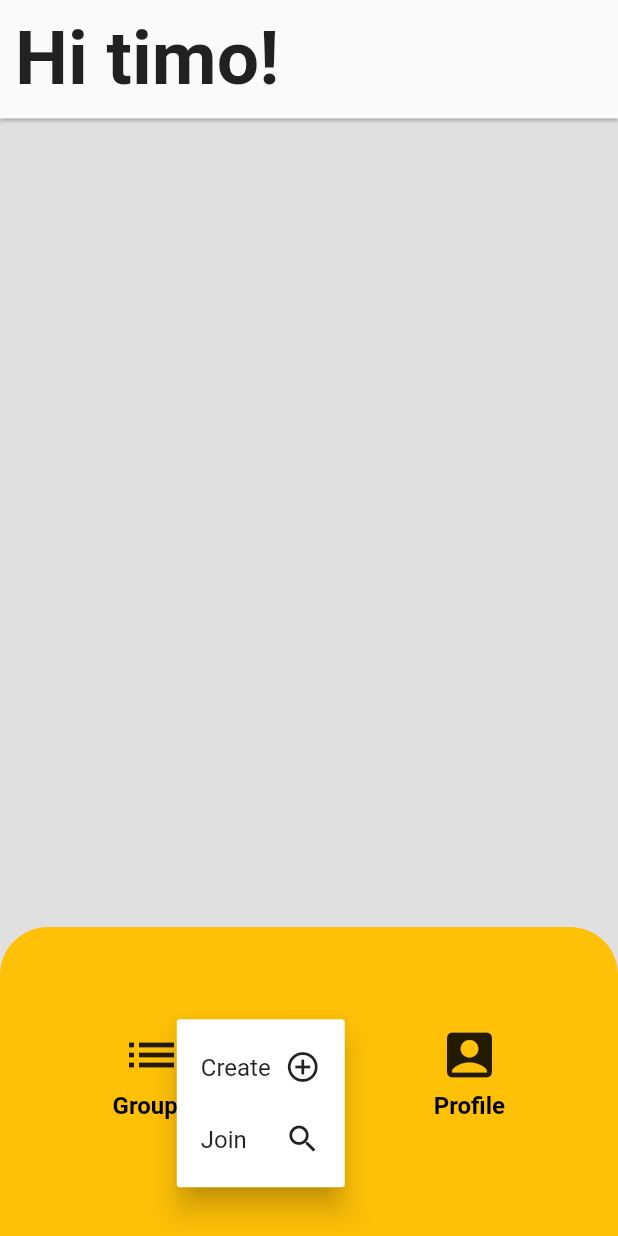
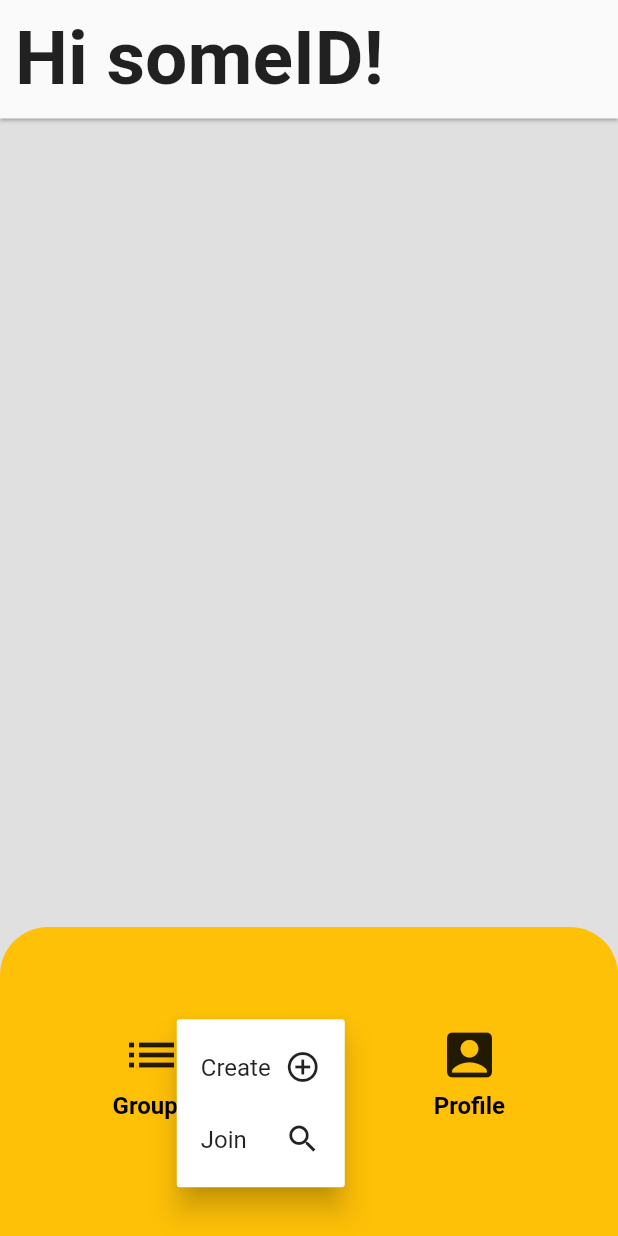
Before and after one commit to TNelen/BlackBox, a Flutter app: the screen it shows after launch, item 2 of the bottom bar chosen, on a phone screen of 412 x 824 dp. Run offline on Flutter 3.47's test engine with Material 2 defaults, Android fonts, the phone set to English and light mode, and no system bars; our stand-ins replace cloud_firestore, firebase_auth, google_sign_in; accounts and stored records are empty.

Commit message:
Refactored Constants & edited full project

```diff
--- a/blackbox/lib/Constants.dart
+++ b/blackbox/lib/Constants.dart
@@ -4,7 +4,6 @@ import 'DataContainers/GroupData.dart';
 class Constants{
 
   static const List<String> choices = ['Create','Join'];
-  static String username = 'timo';
   static List<GroupData> groupData = [new GroupData('group1','Dit is de descriptionsshghmgh', 'id1', 'klootzak',['lid1','lid2','klootzak','lid2','lid2']),new GroupData('group2','Dit is de blablalala', 'id2', 'timo',['lid1','timo','lid2']),new GroupData('group3','I hope this text is showing with overflow on max 2 lines as it is supposed to do in case of an overflow', 'id3', 'lid2',['lid1','lid2']),new GroupData('group4','Elon = GOD', 'id4', 'timo',['lid1','lid2','timo','lid1','lid2']),new GroupData('group5','Falcon Heavy rocks', 'id5', 'lid8',['lid1','lid4','lid1','lid8','lid1','lid25578']),new GroupData('group5','Im a musk fanboy', 'id5', 'lid8',['lid1','lid4','lid1','lid8','lid1','lid25578']),new GroupData('group5','test for string overflow to see what the list tile layout does', 'id5', 'lid8',['lid1','lid4','lid1','lid8','lid1','lid25578']),new GroupData('group5','out of inspiration', 'id5', 'lid8',['lid1','lid4','lid1','lid8','lid1','lid25578']), new GroupData('groupX','Hello There!', 'id5', 'lid8',['lid1','lid4','lid1','lid8','lid1','lid25578','lid1','lid1','lid1','lid1','lid1','lid1'])];
 
   static UserData userData = new UserData("timo", "someID");
--- a/blackbox/lib/Interfaces/Database.dart
+++ b/blackbox/lib/Interfaces/Database.dart
@@ -23,7 +23,7 @@ abstract class Database {
   Future< List<GroupData> > getGroups(String uniqueUserID);
 
   /// Get the unique ID of a group by providing the code
-  /// Will return null if the group does not exist!
+  /// Will return null if the group does not exist
   Future< GroupData > getGroupByCode(String code);
 
   /// Get UserData from a given user ID
--- a/blackbox/lib/Screens/CreateGroupScreen.dart
+++ b/blackbox/lib/Screens/CreateGroupScreen.dart
@@ -29,7 +29,7 @@ class _CreateGroupScreenState extends State<CreateGroupScreen> {
   static String groupName = "ExampleName";
   static String groupDescription = "Example Description";
   static String groupID = 'AC8NR27';
-  static String groupAdmin = Constants.username;
+  static String groupAdmin = Constants.getUserID();
 
   final _formKey = GlobalKey<FormState>();
 
--- a/blackbox/lib/Screens/HomeScreen.dart
+++ b/blackbox/lib/Screens/HomeScreen.dart
@@ -48,7 +48,6 @@ class _HomeScreenState extends State<HomeScreen> {
       guh.handleSignIn().then( (user) {
 
         /// Log the retreived user in and update the data in the database
-        Constants.username = user.getUsername();
         Constants.setUserData( user );
         database.updateUser( user );
 
@@ -58,8 +57,6 @@ class _HomeScreenState extends State<HomeScreen> {
       //database.getGroupByCode("code").then( (fromDB) {
       //  group = fromDB;
       //});
-
-
 
 
     } catch(e) {
@@ -182,7 +179,7 @@ class _HomeScreenState extends State<HomeScreen> {
                    padding: EdgeInsets.all(10),
                     child: Row(
                   children: <Widget>[
-                    Text('Hi '+ Constants.username+ '!', style: TextStyle(fontSize: 50, fontWeight: FontWeight.bold),),
+                    Text('Hi '+ Constants.getUsername() + '!', style: TextStyle(fontSize: 50, fontWeight: FontWeight.bold),),
                     //Icon(Icons.)
                   ],
                 )),),
--- a/blackbox/lib/Screens/ProfileScreen.dart
+++ b/blackbox/lib/Screens/ProfileScreen.dart
@@ -32,7 +32,7 @@ class ProfileScreen extends StatelessWidget{
         ),
       body: Center(
         child: RaisedButton(
-            child: Text('your username:  ' +Constants.username, style: TextStyle(fontSize: 20),),
+            child: Text('your username:  ' +Constants.getUsername(), style: TextStyle(fontSize: 20),),
             color: Colors.amber,
             textColor: Colors.white,
             onPressed: () => Navigator.pop(context)
--- a/blackbox/lib/Screens/WaitingScreen.dart
+++ b/blackbox/lib/Screens/WaitingScreen.dart
@@ -16,15 +16,13 @@ class WaitingScreen extends StatefulWidget {
 class _WaitingScreenState extends State<WaitingScreen> {
   GroupData groupInfo;
 
-  String username = Constants.username;
-
   _WaitingScreenState(GroupData groupinfo) {
     this.groupInfo = groupinfo;
   }
 
   @override
   Widget build(BuildContext context) {
-    if (Constants.username == groupInfo.adminID)
+    if (Constants.getUserID() == groupInfo.adminID)
       return adminScreen(context);
     else
       return userScreen(context);
--- a/blackbox/lib/Screens/groupList.dart
+++ b/blackbox/lib/Screens/groupList.dart
@@ -51,7 +51,7 @@ class _GroupListState extends State<GroupList> {
 
      GroupData removed;
      IconData trailing;
-     if (Constants.groupData[index].adminID == Constants.username) {
+     if (Constants.groupData[index].adminID == Constants.getUsername()) {
          trailing = Icons.star;
      }
      else  trailing = Icons.people_outline;
```
